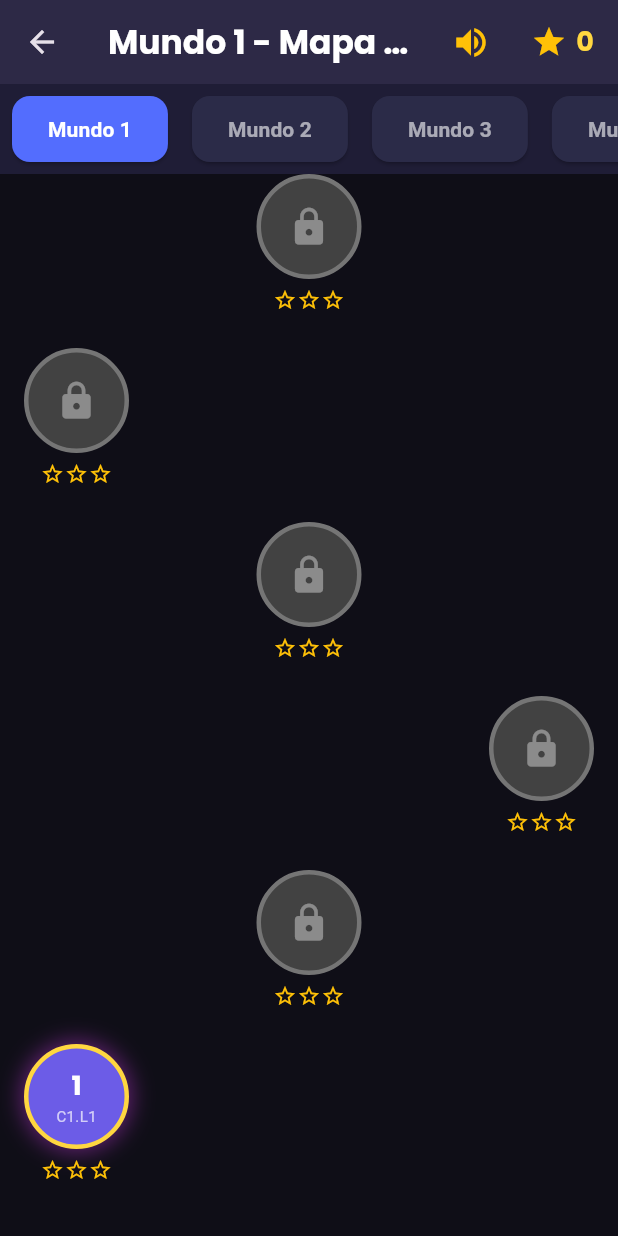
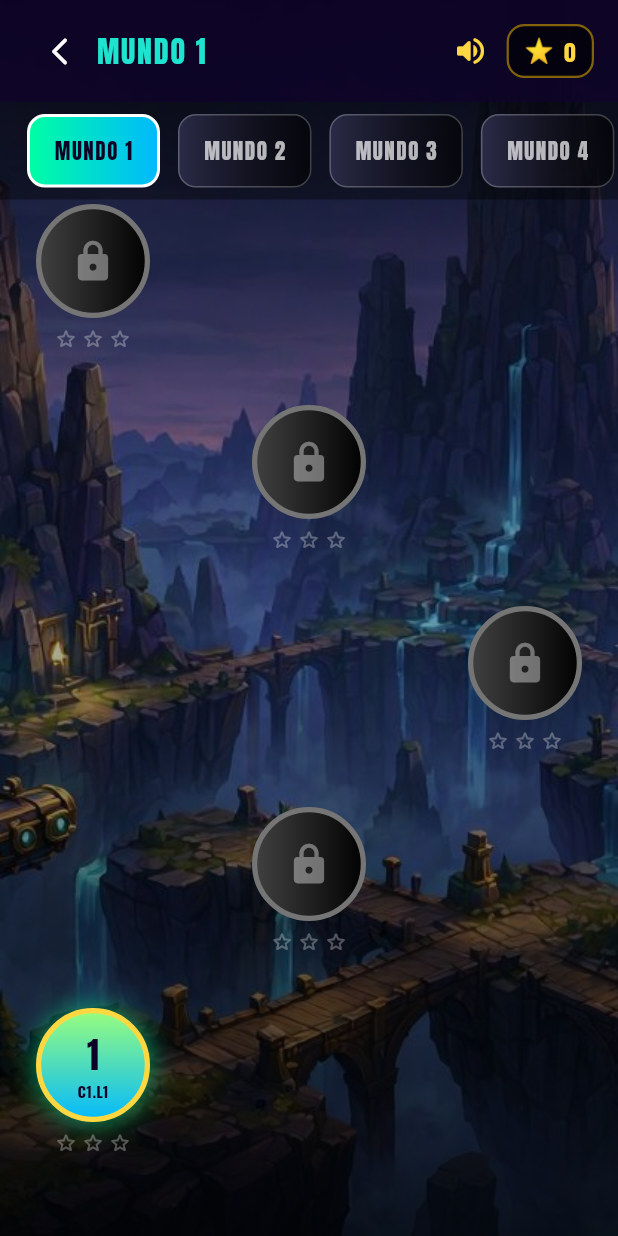
Before and after one commit to MFerman17/trivia_word, a Flutter app: the screen it shows after launch, after a tap on "JUGAR AVENTURA", on a phone screen of 412 x 824 dp. Run offline on Flutter 3.47's test engine with Material 3 defaults, Android fonts, the light colour scheme and no system bars; our stand-ins replace audioplayers, cloud_firestore, firebase_auth, firebase_core, google_fonts, shared_preferences; accounts and stored records are empty; network calls fail.

Commit message:
cambios en map

```diff
--- a/lib/screens/map_screen.dart
+++ b/lib/screens/map_screen.dart
@@ -4,6 +4,12 @@ import '../controllers/map_controller.dart';
 import '../models/stage_progress.dart';
 import '../services/audio_service.dart';
 import 'game_screen.dart';
+
+// Colores coherentes con el estilo del juego
+const Color kOutline = Color(0xFF0D0326);
+const Color kCyan = Color(0xFF1EE3CF);
+const Color kBone = Color(0xFFF4EBDD);
+const double kSkew = -0.2;
 
 class MapScreen extends StatefulWidget {
   const MapScreen({super.key});
@@ -34,7 +40,6 @@ class _MapScreenState extends State<MapScreen> {
   }
 
   void _startLevel(int worldId, int chapterId, int levelNumber) {
-    // Detenemos la música de fondo antes de entrar al nivel
     AudioService.stopBgm();
 
     Navigator.push(
@@ -47,7 +52,6 @@ class _MapScreenState extends State<MapScreen> {
         ),
       ),
     ).then((_) {
-      // Al regresar, recargamos el progreso y retomamos la música
       _controller.loadAllProgress();
       AudioService.playBgm('game_bgm.mp3');
     });
@@ -60,24 +64,90 @@ class _MapScreenState extends State<MapScreen> {
       builder: (context, _) {
         return Scaffold(
           backgroundColor: const Color(0xFF0F0E17),
-          appBar: AppBar(
-            backgroundColor: const Color(0xFF1F1D36),
-            elevation: 0,
-            title: Text(
-              'Mundo ${_controller.selectedWorld} - Mapa Aventura',
-              style: GoogleFonts.poppins(
-                color: Colors.white,
-                fontWeight: FontWeight.bold,
+          body: Stack(
+            children: [
+              // 1. FONDO ÉPICO DEL MAPA (puedes usar bg_landscape.png o una variante)
+              Positioned.fill(
+                child: Image.asset(
+                  'assets/images/bg_landscape.png',
+                  fit: BoxFit.cover,
+                  alignment: Alignment.center,
                 ),
               ),
-            actions: [
+
+              // Capa de oscurecimiento para legibilidad de los nodos
+              Positioned.fill(
+                child: Container(
+                  decoration: BoxDecoration(
+                    gradient: LinearGradient(
+                      begin: Alignment.topCenter,
+                      end: Alignment.bottomCenter,
+                      colors: [
+                        Colors.black.withValues(alpha: 0.6),
+                        Colors.black.withValues(alpha: 0.3),
+                        Colors.black.withValues(alpha: 0.8),
+                      ],
+                    ),
+                  ),
+                ),
+              ),
+
+              // 2. CONTENIDO PRINCIPAL (SafeArea)
+              SafeArea(
+                child: Column(
+                  children: [
+                    _buildCustomAppBar(),
+                    _buildWorldSelector(),
+                    Expanded(
+                      child: _controller.isLoading
+                          ? const Center(child: CircularProgressIndicator(color: kCyan))
+                          : _buildZigZagPathMap(),
+                    ),
+                  ],
+                ),
+              ),
+            ],
+          ),
+        );
+      },
+    );
+  }
+
+  // =================================================================
+  // APPBAR PERSONALIZADA
+  // =================================================================
+  Widget _buildCustomAppBar() {
+    return Container(
+      padding: const EdgeInsets.symmetric(horizontal: 16, vertical: 10),
+      color: kOutline.withValues(alpha: 0.9),
+      child: Row(
+        mainAxisAlignment: MainAxisAlignment.spaceBetween,
+        children: [
+          Row(
+            children: [
+              IconButton(
+                icon: const Icon(Icons.arrow_back_ios_rounded, color: Colors.white, size: 22),
+                onPressed: () => Navigator.pop(context),
+              ),
+              Text(
+                'MUNDO ${_controller.selectedWorld}',
+                style: GoogleFonts.anton(
+                  color: kCyan,
+                  fontSize: 20,
+                  letterSpacing: 1.2,
+                ),
+              ),
+            ],
+          ),
+          Row(
+            children: [
+              // Botón de Silencio / Sonido
               IconButton(
                 icon: Icon(
-                  _isMuted ? Icons.volume_off : Icons.volume_up,
-                  color: _isMuted ? Colors.redAccent : Colors.amber,
-                  size: 26,
+                  _isMuted ? Icons.volume_off_rounded : Icons.volume_up_rounded,
+                  color: _isMuted ? Colors.redAccent : Colors.amberAccent,
+                  size: 24,
                 ),
-                tooltip: _isMuted ? 'Activar sonido' : 'Silenciar',
                 onPressed: () {
                   AudioService.toggleMute();
                   setState(() {
@@ -85,16 +155,22 @@ class _MapScreenState extends State<MapScreen> {
                   });
                 },
               ),
-              Padding(
-                padding: const EdgeInsets.symmetric(horizontal: 16.0),
+              // Medidor de Estrellas Total
+              Container(
+                padding: const EdgeInsets.symmetric(horizontal: 10, vertical: 5),
+                decoration: BoxDecoration(
+                  color: Colors.black.withValues(alpha: 0.6),
+                  borderRadius: BorderRadius.circular(12),
+                  border: Border.all(color: Colors.amber.withValues(alpha: 0.5), width: 1.5),
+                ),
                 child: Row(
                   children: [
-                    const Icon(Icons.star, color: Colors.amber, size: 24),
+                    const Text('⭐', style: TextStyle(fontSize: 16)),
                     const SizedBox(width: 6),
                     Text(
                       '${_controller.totalStars}',
-                      style: GoogleFonts.poppins(
-                        fontSize: 18,
+                      style: GoogleFonts.oswald(
+                        fontSize: 16,
                         fontWeight: FontWeight.bold,
                         color: Colors.amberAccent,
                       ),
@@ -104,51 +180,53 @@ class _MapScreenState extends State<MapScreen> {
               ),
             ],
           ),
-          body: _controller.isLoading
-              ? const Center(
-                  child: CircularProgressIndicator(color: Colors.amber),
-                )
-              : Column(
-                  children: [
-                    _buildWorldSelector(),
-                    Expanded(child: _buildZigZagPathMap()),
         ],
       ),
     );
-      },
-    );
   }
 
+  // =================================================================
+  // SELECTOR DE MUNDOS HORIZONTAL
+  // =================================================================
   Widget _buildWorldSelector() {
     return Container(
-      height: 60,
-      color: const Color(0xFF1F1D36),
+      height: 65,
+      padding: const EdgeInsets.symmetric(vertical: 8),
+      color: Colors.black.withValues(alpha: 0.4),
       child: ListView.builder(
         scrollDirection: Axis.horizontal,
         itemCount: 4,
+        padding: const EdgeInsets.symmetric(horizontal: 12),
         itemBuilder: (context, index) {
           int worldNum = index + 1;
           bool isSelected = worldNum == _controller.selectedWorld;
           return Padding(
-            padding: const EdgeInsets.symmetric(
-              horizontal: 8.0,
-              vertical: 8.0,
-            ),
-            child: ElevatedButton(
-              style: ElevatedButton.styleFrom(
-                backgroundColor: isSelected
-                    ? Colors.indigoAccent
-                    : const Color(0xFF2B2B48),
-                shape: RoundedRectangleBorder(
+            padding: const EdgeInsets.symmetric(horizontal: 6.0),
+            child: InkWell(
+              onTap: () => _controller.selectWorld(worldNum),
               borderRadius: BorderRadius.circular(12),
+              child: AnimatedContainer(
+                duration: const Duration(milliseconds: 200),
+                padding: const EdgeInsets.symmetric(horizontal: 16, vertical: 8),
+                decoration: BoxDecoration(
+                  gradient: isSelected
+                      ? const LinearGradient(colors: [Color(0xFF00FFA3), Color(0xFF00B8FF)])
+                      : LinearGradient(colors: [const Color(0xFF2B2B48), Colors.black.withValues(alpha: 0.6)]),
+                  borderRadius: BorderRadius.circular(12),
+                  border: Border.all(
+                    color: isSelected ? Colors.white : Colors.white24,
+                    width: isSelected ? 2 : 1,
                   ),
                 ),
-              onPressed: () => _controller.selectWorld(worldNum),
+                child: Center(
                   child: Text(
-                'Mundo $worldNum',
-                style: TextStyle(
-                  color: isSelected ? Colors.white : Colors.white60,
-                  fontWeight: FontWeight.bold,
+                    'MUNDO $worldNum',
+                    style: GoogleFonts.anton(
+                      color: isSelected ? kOutline : Colors.white70,
+                      fontSize: 14,
+                      letterSpacing: 1.0,
+                    ),
+                  ),
                 ),
               ),
             ),
@@ -158,6 +236,9 @@ class _MapScreenState extends State<MapScreen> {
     );
   }
 
+  // =================================================================
+  // MAPA EN ZIGZAG DE NODOS
+  // =================================================================
   Widget _buildZigZagPathMap() {
     List<StageProgress> worldStages = [];
 
@@ -171,11 +252,12 @@ class _MapScreenState extends State<MapScreen> {
 
     return ListView.builder(
       reverse: true, // Empieza desde abajo
-      padding: const EdgeInsets.symmetric(vertical: 24, horizontal: 16),
+      padding: const EdgeInsets.symmetric(vertical: 36, horizontal: 24),
       itemCount: worldStages.length,
       itemBuilder: (context, index) {
         StageProgress progress = worldStages[index];
 
+        // Patrón en zigzag visual
         int positionPattern = index % 4;
         Alignment nodeAlignment;
         if (positionPattern == 0) {
@@ -187,7 +269,7 @@ class _MapScreenState extends State<MapScreen> {
         }
 
         return Container(
-          margin: const EdgeInsets.symmetric(vertical: 12),
+          margin: const EdgeInsets.symmetric(vertical: 18),
           child: Align(
             alignment: nodeAlignment,
             child: _buildPathNode(progress, index + 1),
@@ -197,12 +279,17 @@ class _MapScreenState extends State<MapScreen> {
     );
   }
 
+  // =================================================================
+  // NODO INDIVIDUAL DE NIVEL
+  // =================================================================
   Widget _buildPathNode(StageProgress progress, int displayIndex) {
+    bool unlocked = progress.isUnlocked;
+
     return Column(
       mainAxisSize: MainAxisSize.min,
       children: [
         GestureDetector(
-          onTap: progress.isUnlocked
+          onTap: unlocked
               ? () => _startLevel(
                     progress.worldId,
                     progress.chapterId,
@@ -210,63 +297,72 @@ class _MapScreenState extends State<MapScreen> {
                   )
               : null,
           child: Container(
-            width: 70,
-            height: 70,
+            width: 76,
+            height: 76,
             decoration: BoxDecoration(
               shape: BoxShape.circle,
-              color: progress.isUnlocked
-                  ? const Color(0xFF6C5CE7)
-                  : Colors.grey.shade800,
+              gradient: unlocked
+                  ? const LinearGradient(
+                      begin: Alignment.topCenter,
+                      end: Alignment.bottomCenter,
+                      colors: [Color(0xFF9DFF7A), Color(0xFF00B8FF)],
+                    )
+                  : LinearGradient(
+                      colors: [Colors.grey.shade800, Colors.black],
+                    ),
               border: Border.all(
-                color: progress.isUnlocked
-                    ? Colors.amberAccent
-                    : Colors.grey.shade600,
-                width: 3,
+                color: unlocked ? Colors.amberAccent : Colors.grey.shade600,
+                width: 3.5,
               ),
-              boxShadow: progress.isUnlocked
+              boxShadow: unlocked
                   ? [
                       BoxShadow(
-                        color: Colors.purpleAccent.withValues(alpha: 0.4),
-                        blurRadius: 12,
+                        color: const Color(0xFF00FFA3).withValues(alpha: 0.5),
+                        blurRadius: 14,
                         spreadRadius: 2,
-                      )
+                      ),
                     ]
                   : [],
             ),
             child: Center(
-              child: progress.isUnlocked
+              child: unlocked
                   ? Column(
                       mainAxisAlignment: MainAxisAlignment.center,
                       children: [
                         Text(
                           '$displayIndex',
-                          style: GoogleFonts.poppins(
-                            color: Colors.white,
-                            fontWeight: FontWeight.bold,
-                            fontSize: 18,
+                          style: GoogleFonts.anton(
+                            color: kOutline,
+                            fontSize: 24,
+                            letterSpacing: 0.5,
                           ),
                         ),
                         Text(
                           'C${progress.chapterId}.L${progress.levelNumber}',
-                          style: const TextStyle(
-                            color: Colors.white70,
+                          style: GoogleFonts.oswald(
+                            color: kOutline,
                             fontSize: 10,
+                            fontWeight: FontWeight.bold,
                           ),
                         ),
                       ],
                     )
-                  : const Icon(Icons.lock, color: Colors.white38, size: 28),
+                  : const Icon(Icons.lock_rounded, color: Colors.white38, size: 30),
             ),
           ),
         ),
         const SizedBox(height: 6),
+        // Estrellas obtenidas
         Row(
           mainAxisSize: MainAxisSize.min,
           children: List.generate(3, (starIndex) {
-            return Icon(
-              starIndex < progress.stars ? Icons.star : Icons.star_border,
+            return Padding(
+              padding: const EdgeInsets.symmetric(horizontal: 1),
+              child: Icon(
+                starIndex < progress.stars ? Icons.star_rounded : Icons.star_border_rounded,
                 size: 16,
-              color: Colors.amber,
+                color: starIndex < progress.stars ? Colors.amberAccent : Colors.white30,
+              ),
             );
           }),
         ),
```
Lines whose indentation alone changed are shown as unchanged.
